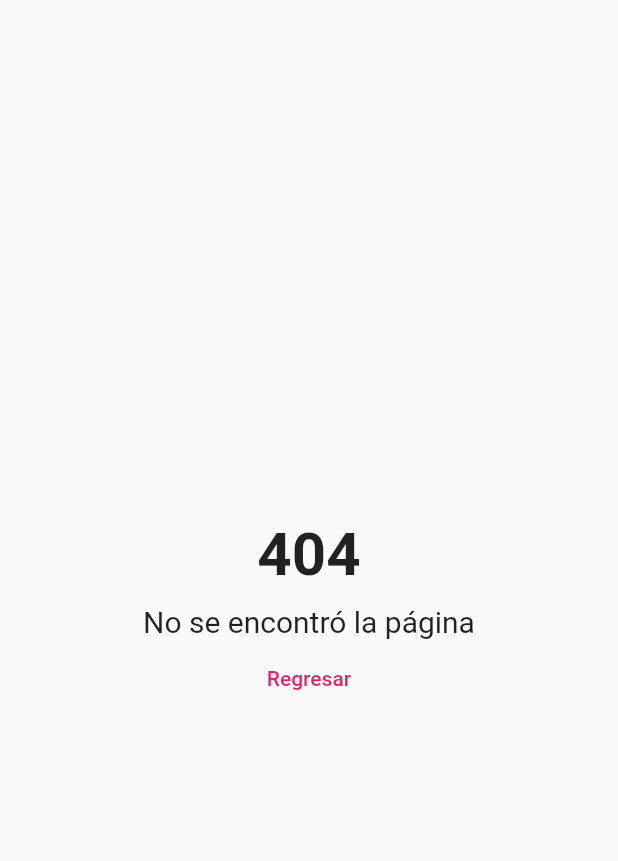
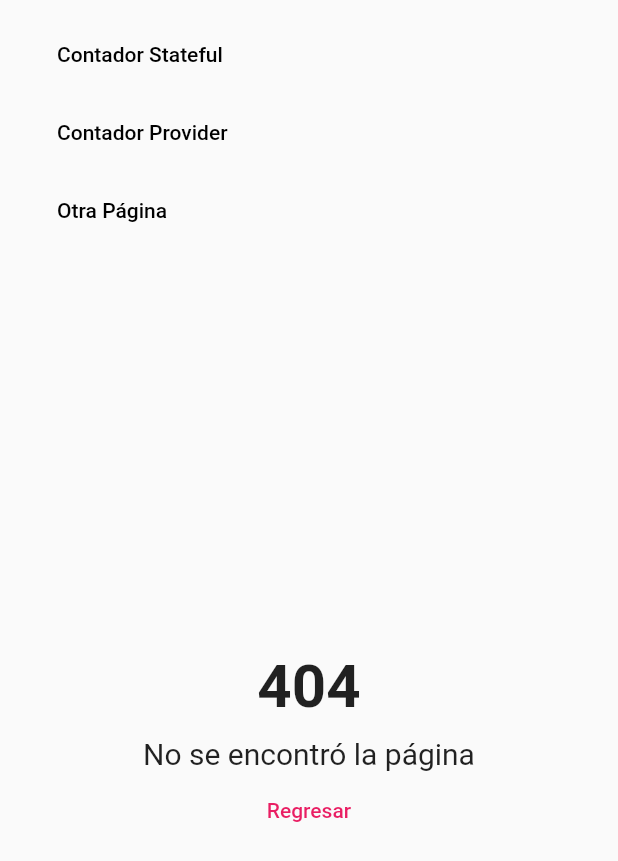
Before and after one commit to cchery2512/bases_web, a Flutter app: the screen it shows after launch, after a tap on "Otra Página", on a phone screen of 412 x 824 dp. Shown: the top 861 px of the screen. Run offline on Flutter 3.47's test engine with Material 2 defaults, Android fonts, the phone set to English and light mode, and no system bars; our stand-ins replace get_it.

Commit message:
CAMBIO 1 EN RUTAS

```diff
--- /dev/null
+++ b/lib/locator.dart
@@ -0,0 +1,9 @@
+
+import 'package:bases_web/services/navigation_service.dart';
+import 'package:get_it/get_it.dart';
+
+GetIt locator = GetIt.instance;
+
+void setupLocator(){
+  locator.registerLazySingleton(() => NavigationService());
+}
--- a/lib/main.dart
+++ b/lib/main.dart
@@ -1,7 +1,11 @@
+import 'package:bases_web/locator.dart';
 import 'package:bases_web/router/route_generator.dart';
+import 'package:bases_web/services/navigation_service.dart';
+import 'package:bases_web/ui/layout/main_layout_page.dart';
 import 'package:flutter/material.dart';
 
 void main() {
+  setupLocator();
   runApp(MyApp());
 }
 
@@ -13,6 +17,12 @@ class MyApp extends StatelessWidget {
       debugShowCheckedModeBanner: false,
       initialRoute: '/stateful',
       onGenerateRoute: RouteGenerator.generateRoute,
+      navigatorKey: locator<NavigationService>().navigatorKey,
+      builder: (_, child){
+        return MainLayoutPage(
+          child: child ?? Container(),
+        );
+      },
     );
   }
 }
--- a/lib/router/route_generator.dart
+++ b/lib/router/route_generator.dart
@@ -1,17 +1,19 @@
-import 'package:bases_web/ui/pages/counter_page.dart';
-import 'package:bases_web/ui/pages/counter_provider_page.dart';
-import 'package:bases_web/ui/pages/page_404.dart';
+import 'package:bases_web/ui/views/counter_view.dart';
+import 'package:bases_web/ui/views/counter_provider_view.dart';
+import 'package:bases_web/ui/views/view_404.dart';
+import 'package:flutter/cupertino.dart';
 import 'package:flutter/material.dart';
+import 'package:flutter/foundation.dart' show kIsWeb;
 
 class RouteGenerator {
     static Route<dynamic> generateRoute( RouteSettings settings){
       switch (settings.name) {
         case '/stateful':
-          return  _fadeRoute(CounterPage(), '/stateful');
+          return  _fadeRoute(CounterView(), '/stateful');
         case '/provider':
-          return  _fadeRoute(CounterProviderPage(), '/provider');
+          return  _fadeRoute(CounterProviderView(), '/provider');
         default:
-          return  _fadeRoute(Page404(), '/404');
+          return  _fadeRoute(View404(), '/404');
       }
 
     }
@@ -20,11 +22,15 @@ class RouteGenerator {
       return PageRouteBuilder(
         settings: RouteSettings(name: routeName),
         pageBuilder: (_, __, ___) => child,
+        transitionDuration: Duration( milliseconds: 200 ),
         transitionsBuilder: (_, animation, __, ___) =>
+        (kIsWeb) ?
         FadeTransition(
           opacity: animation,
           child: child,
         )
+        :
+        CupertinoPageTransition(primaryRouteAnimation: animation, secondaryRouteAnimation: __, child: child, linearTransition: true)
       );
     }
 }
--- /dev/null
+++ b/lib/services/navigation_service.dart
@@ -0,0 +1,14 @@
+
+import 'package:flutter/material.dart';
+
+class NavigationService {
+  final GlobalKey<NavigatorState> navigatorKey = GlobalKey<NavigatorState>();
+
+  Future navigateTo(String routeName){
+    return navigatorKey.currentState!.pushNamed(routeName);
+  }
+
+  void goBack (String routeName){
+    return navigatorKey.currentState!.pop();
+  }
+}
--- /dev/null
+++ b/lib/ui/layout/main_layout_page.dart
@@ -0,0 +1,24 @@
+
+import 'package:bases_web/ui/shared/custom_app_menu.dart';
+import 'package:flutter/material.dart';
+
+class MainLayoutPage extends StatelessWidget {
+  final Widget child;
+  const MainLayoutPage({Key? key, required this.child}) : super(key: key);
+
+  @override
+  Widget build(BuildContext context) {
+    return Scaffold(
+      body: Center(
+        child: Column(
+          children: [
+            CustomAppMenu(),
+            Spacer(),
+            Expanded(child: this.child),
+            Spacer()
+          ],
+        ),
+      ),
+    );
+  }
+}
--- a/lib/ui/shared/custom_app_menu.dart
+++ b/lib/ui/shared/custom_app_menu.dart
@@ -1,9 +1,21 @@
 
+import 'package:bases_web/locator.dart';
+import 'package:bases_web/services/navigation_service.dart';
 import 'package:bases_web/ui/shared/custom_flat_button.dart';
 import 'package:flutter/material.dart';
 
 class CustomAppMenu extends StatelessWidget {
   //const CustomAppMenu({Key key}) : super(key: key);
+
+  @override
+  Widget build(BuildContext context) {
+    return LayoutBuilder(
+      builder: (_, BoxConstraints constraints) => (constraints.maxWidth > 520) ? _TabletDesktopMenu() : _MobileMenu(),
+    );
+  }
+}
+
+class _TabletDesktopMenu extends StatelessWidget {
 
   @override
   Widget build(BuildContext context) {
@@ -13,13 +25,35 @@ class CustomAppMenu extends StatelessWidget {
       //height: 50,
       child: Row(
         children: [
-          CustomFlatButton(text: 'Contador Stateful', onPressed: (){Navigator.pushNamed(context, '/stateful');}, color: Colors.black),
+          CustomFlatButton(text: 'Contador Stateful', onPressed: (){locator<NavigationService>().navigateTo('/stateful');}, color: Colors.black),
           SizedBox(width: 10,),
-          CustomFlatButton(text: 'Contador Provider', onPressed: (){Navigator.pushNamed(context, '/provider');}, color: Colors.black),
+          CustomFlatButton(text: 'Contador Provider', onPressed: (){locator<NavigationService>().navigateTo('/provider');}, color: Colors.black),
           SizedBox(width: 10,),
-          CustomFlatButton(text: 'Otra Página', onPressed: (){Navigator.pushNamed(context, '/abc123');}, color: Colors.black),
+          CustomFlatButton(text: 'Otra Página', onPressed: (){locator<NavigationService>().navigateTo('/abc123');}, color: Colors.black),
         ],
       ),
     );
   }
 }
+
+class _MobileMenu extends StatelessWidget {
+
+  @override
+  Widget build(BuildContext context) {
+    return Container(
+      padding: EdgeInsets.symmetric(horizontal: 20.0, vertical: 10.0),
+      width: double.infinity,
+      //height: 50,
+      child: Column(
+        crossAxisAlignment: CrossAxisAlignment.start,
+        children: [
+          CustomFlatButton(text: 'Contador Stateful', onPressed: (){locator<NavigationService>().navigateTo('/stateful');}, color: Colors.black),
+          SizedBox(width: 10,),
+          CustomFlatButton(text: 'Contador Provider', onPressed: (){locator<NavigationService>().navigateTo('/provider');}, color: Colors.black),
+          SizedBox(width: 10,),
+          CustomFlatButton(text: 'Otra Página', onPressed: (){locator<NavigationService>().navigateTo('/abc123');}, color: Colors.black),
+        ],
+      ),
+    );
+  }
+}
--- /dev/null
+++ b/lib/ui/views/counter_view.dart
@@ -0,0 +1,53 @@
+import 'package:bases_web/ui/shared/custom_flat_button.dart';
+import 'package:flutter/material.dart';
+
+class CounterView extends StatefulWidget {
+  CounterView({Key? key, }) : super(key: key);
+
+  @override
+  _CounterViewState createState() => _CounterViewState();
+}
+
+class _CounterViewState extends State<CounterView> {
+  int _counter = 10;
+
+  void _incrementCounter() {
+    setState(() {
+      _counter++;
+    });
+  }
+
+  void _decrementCounter() {
+    setState(() {
+      _counter--;
+    });
+  }
+
+  @override
+  Widget build(BuildContext context) {
+    return Center(
+      child: Column(
+        mainAxisAlignment: MainAxisAlignment.center,
+        children: <Widget>[
+          Text('Contador Stateful', style: TextStyle(fontSize: 20),),
+          FittedBox(
+            fit: BoxFit.contain,
+            child: Padding(
+              padding: EdgeInsets.symmetric(horizontal: 10),
+              child: Text('Contador: $_counter', style: TextStyle(fontSize: 80, fontWeight: FontWeight.bold),),
+            ),
+          ),
+          Row(
+            mainAxisAlignment: MainAxisAlignment.center,
+            children: [
+              CustomFlatButton(text: 'Decrementar', onPressed: () => _decrementCounter()),
+              CustomFlatButton(text: 'Incrementar', onPressed: () => _incrementCounter()),
+
+            ],
+          ),
+          Spacer(),
+        ],
+      ),
+    );
+  }
+}
--- /dev/null
+++ b/lib/ui/views/view_404.dart
@@ -0,0 +1,20 @@
+import 'package:bases_web/ui/shared/custom_flat_button.dart';
+import 'package:flutter/material.dart';
+class View404 extends StatelessWidget {
+  const View404({Key? key}) : super(key: key);
+
+  @override
+  Widget build(BuildContext context) {
+    return Center(
+      child: Column(
+        mainAxisAlignment: MainAxisAlignment.center,
+        children: [
+          Text('404', style: TextStyle(fontSize: 40, fontWeight: FontWeight.bold),),
+          SizedBox(height: 10,),
+          Text('No se encontró la página', style: TextStyle(fontSize: 20),),
+          CustomFlatButton(text: 'Regresar', onPressed: () => Navigator.pushNamed(context, '/stateful'))
+        ],
+      ),
+    );
+  }
+}
```
Also changed, not shown: lib/providers/counter_provider.dart (added, +15 -0 lines), lib/ui/pages/counter_provider_page.dart (+18 -23 lines), lib/ui/views/counter_provider_view.dart (added, +49 -0 lines), pubspec.yaml (+2 -9 lines), pubspec.lock.
